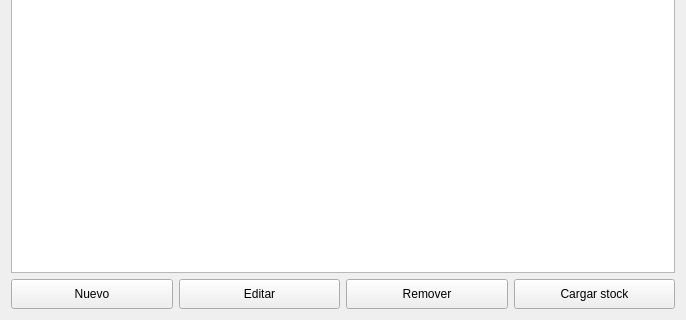
Before: the Qt Designer form uis/interfazGestorProductos.ui in schulz-franco/gestor_de_ventas, drawn with Qt 5; both pictures show x 0 to 686 and y 164 to 484 of the 686 by 484 pixel window.
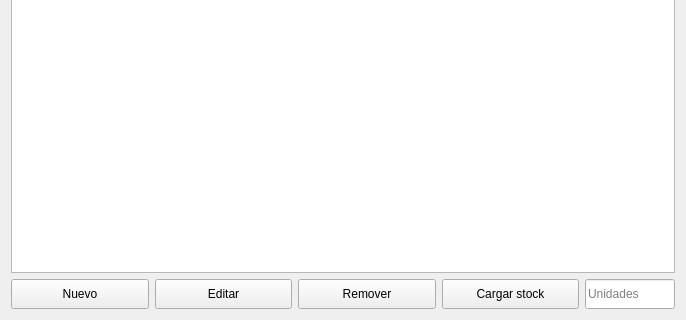
After: the same form once the commit is applied.

Commit message: funcion cargar stock, gestion de productos

The edit to the form file:
```diff
--- a/uis/interfazGestorProductos.ui
+++ b/uis/interfazGestorProductos.ui
@@ -268,6 +268,31 @@
            </property>
           </widget>
          </item>
+         <item>
+          <widget class="QLineEdit" name="input_unidades">
+           <property name="sizePolicy">
+            <sizepolicy hsizetype="Fixed" vsizetype="Fixed">
+             <horstretch>0</horstretch>
+             <verstretch>0</verstretch>
+            </sizepolicy>
+           </property>
+           <property name="minimumSize">
+            <size>
+             <width>0</width>
+             <height>30</height>
+            </size>
+           </property>
+           <property name="maximumSize">
+            <size>
+             <width>90</width>
+             <height>16777215</height>
+            </size>
+           </property>
+           <property name="placeholderText">
+            <string>Unidades</string>
+           </property>
+          </widget>
+         </item>
         </layout>
        </widget>
       </item>
```
The commit also changes 7 other files.
